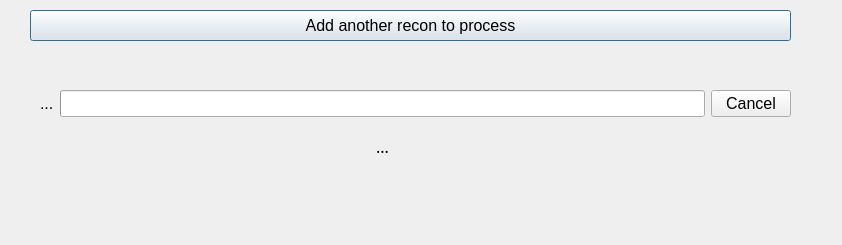
Before: the Qt Designer form Progress.ui in mpi2/HARP, drawn with Qt 5.
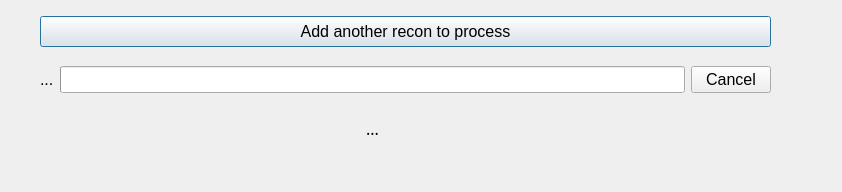
After: the same form once the commit is applied.

```diff
--- a/Progress.ui
+++ b/Progress.ui
@@ -7,7 +7,7 @@
     <x>0</x>
     <y>0</y>
     <width>842</width>
-    <height>245</height>
+    <height>192</height>
    </rect>
   </property>
   <property name="windowTitle">
@@ -16,9 +16,9 @@
   <widget class="QPushButton" name="pushButtonAddMore">
    <property name="geometry">
     <rect>
-     <x>30</x>
-     <y>10</y>
-     <width>761</width>
+     <x>40</x>
+     <y>16</y>
+     <width>731</width>
      <height>31</height>
     </rect>
    </property>
@@ -35,9 +35,9 @@
    <property name="geometry">
     <rect>
      <x>40</x>
-     <y>90</y>
-     <width>751</width>
-     <height>80</height>
+     <y>66</y>
+     <width>731</width>
+     <height>91</height>
     </rect>
    </property>
    <layout class="QGridLayout" name="gridLayout">
```
Left out of the diff: 1 changed line with no effect on the pictures.
